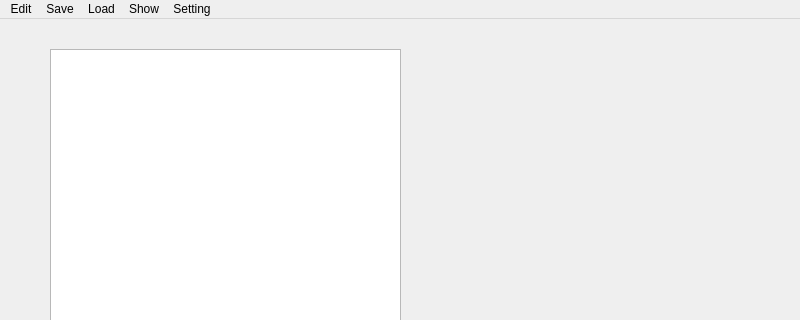
The window that mainwindow.ui (xswzaq44321/VoronoiDrawer) describes before a commit, drawn with Qt 5; both pictures show x 0 to 800 and y 0 to 320 of the 800 by 600 pixel window.
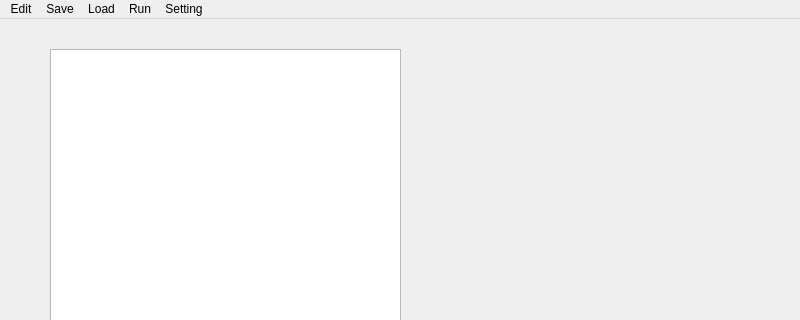
The same window after the commit.

What changed in the file:
```diff
--- a/mainwindow.ui
+++ b/mainwindow.ui
@@ -60,7 +60,7 @@
    </widget>
    <widget class="QMenu" name="menuShow">
     <property name="title">
-     <string>Show</string>
+     <string>Run</string>
     </property>
     <addaction name="actionShow_Voronoi_Diagram"/>
    </widget>
```
Left out of the diff: 15 changed lines with no effect on the pictures.
